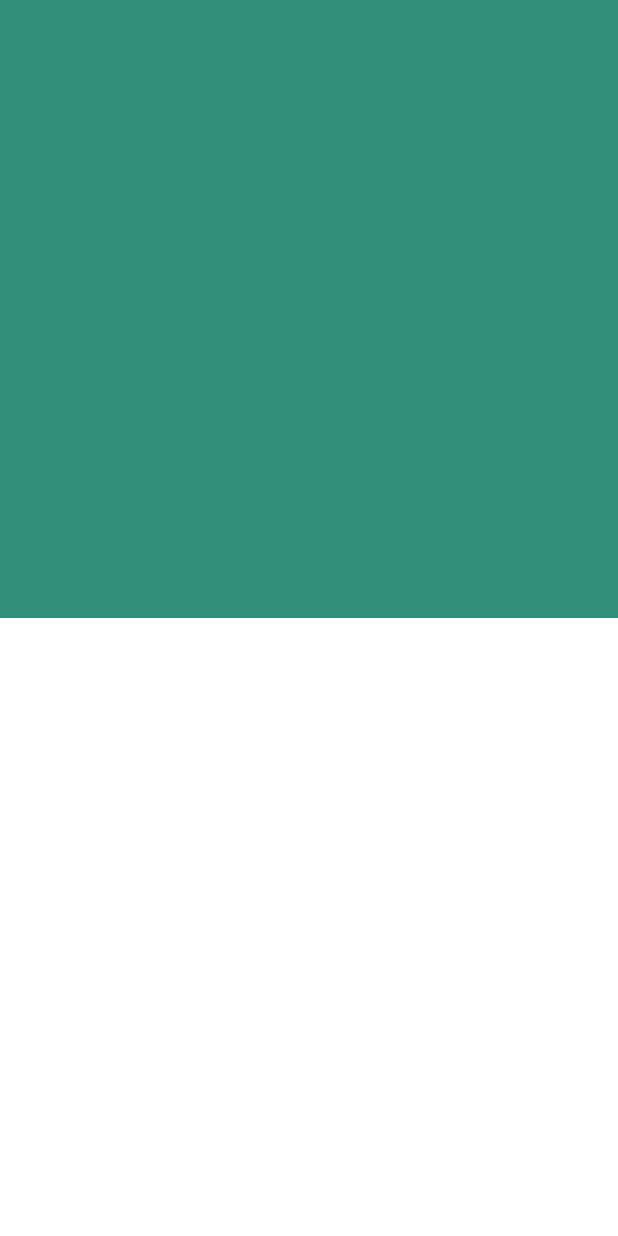
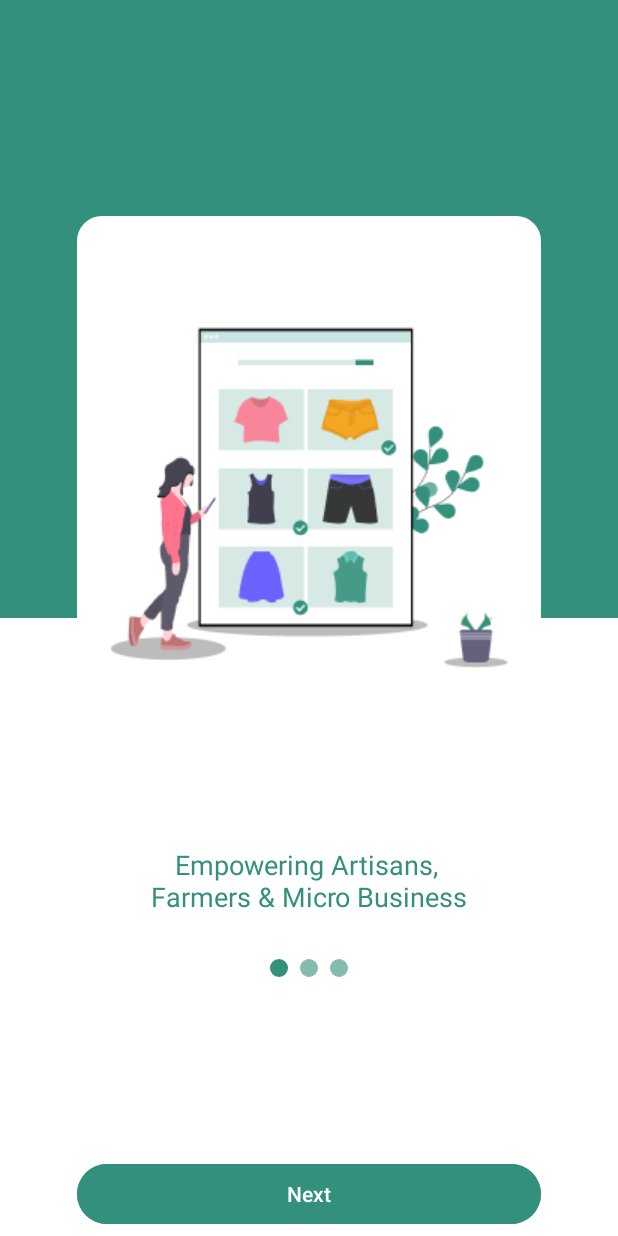
Before and after one commit to nguyentienthanhe150825/Android-Headless-Commerce, an Android app: the screen it shows after launch (OnboardingActivity before the commit, OnboardingActivity_1 after it), on a phone screen of 412 x 824 dp. Run offline under Robolectric (Android 15) with nearby library versions, the phone set to English and light mode, and no system bars.

Commit message:
Onboarding Screen 1

```diff
--- a/app/src/main/AndroidManifest.xml
+++ b/app/src/main/AndroidManifest.xml
@@ -29,7 +29,7 @@
 <!--            </intent-filter>-->
         </activity>
 
-        <activity android:name=".OnboardingActivity"/>
+        <activity android:name=".OnboardingActivity_1"/>
     </application>
 
 </manifest>
--- a/app/src/main/java/com/example/androidapp/OnboardingActivity.java
+++ b/app/src/main/java/com/example/androidapp/OnboardingActivity_1.java
@@ -5,11 +5,11 @@ import android.os.Bundle;
 import androidx.activity.EdgeToEdge;
 import androidx.appcompat.app.AppCompatActivity;
 
-public class OnboardingActivity extends AppCompatActivity {
+public class OnboardingActivity_1 extends AppCompatActivity {
     @Override
     protected void onCreate(Bundle savedInstanceState) {
         super.onCreate(savedInstanceState);
         EdgeToEdge.enable(this);
-        setContentView(R.layout.activity_onboarding);
+        setContentView(R.layout.activity_onboarding_1);
     }
 }
--- a/app/src/main/java/com/example/androidapp/SplashActivity.java
+++ b/app/src/main/java/com/example/androidapp/SplashActivity.java
@@ -17,7 +17,7 @@ public class SplashActivity extends AppCompatActivity {
         setContentView(R.layout.activity_splash);
 
         new Handler().postDelayed(() -> {
-            Intent intent = new Intent(SplashActivity.this, OnboardingActivity.class);
+            Intent intent = new Intent(SplashActivity.this, OnboardingActivity_1.class);
             startActivity(intent);
             finish(); // Đóng SplashActivity để không quay lại được
         }, SPLASH_DELAY);
--- /dev/null
+++ b/app/src/main/res/drawable/border_rounded.xml
@@ -0,0 +1,8 @@
+<?xml version="1.0" encoding="utf-8"?>
+<shape xmlns:android="http://schemas.android.com/apk/res/android">
+    <solid android:color="@color/white"/> <!-- Màu nền của View -->
+    <corners android:radius="16dp"/> <!-- Độ cong của các góc -->
+    <stroke
+        android:color="@color/white"
+        android:width="1dp"/> <!-- Màu và độ dày của viền -->
+</shape>
--- /dev/null
+++ b/app/src/main/res/drawable/dot_active.xml
@@ -0,0 +1,6 @@
+<?xml version="1.0" encoding="utf-8"?>
+<shape xmlns:android="http://schemas.android.com/apk/res/android"
+    android:shape="oval">
+    <solid android:color="#33907C" />
+    <size android:width="10dp" android:height="10dp" />
+</shape>
--- /dev/null
+++ b/app/src/main/res/drawable/dot_inactive.xml
@@ -0,0 +1,6 @@
+<?xml version="1.0" encoding="utf-8"?>
+<shape xmlns:android="http://schemas.android.com/apk/res/android"
+    android:shape="oval">
+    <solid android:color="#85BCB0" />
+    <size android:width="10dp" android:height="10dp" />
+</shape>
--- a/app/src/main/res/layout/activity_onboarding.xml
+++ /dev/null
@@ -1,23 +0,0 @@
-<?xml version="1.0" encoding="utf-8"?>
-<androidx.constraintlayout.widget.ConstraintLayout xmlns:android="http://schemas.android.com/apk/res/android"
-    xmlns:app="http://schemas.android.com/apk/res-auto"
-    xmlns:tools="http://schemas.android.com/tools"
-    android:id="@+id/onboarding_1"
-    android:layout_width="match_parent"
-    android:layout_height="match_parent"
-    android:background="#33907C">
-
-    <!-- Vùng trắng phía dưới hình -->
-    <View
-        android:id="@+id/whiteBackground"
-        android:layout_width="0dp"
-        android:layout_height="0dp"
-        android:background="@android:color/white"
-        app:layout_constraintHeight_percent="0.5"
-        app:layout_constraintBottom_toBottomOf="parent"
-        app:layout_constraintEnd_toEndOf="parent"
-        app:layout_constraintHorizontal_bias="1.0"
-        app:layout_constraintStart_toStartOf="parent" />
-
-
-</androidx.constraintlayout.widget.ConstraintLayout>
--- /dev/null
+++ b/app/src/main/res/layout/activity_onboarding_1.xml
@@ -0,0 +1,114 @@
+<?xml version="1.0" encoding="utf-8"?>
+<androidx.constraintlayout.widget.ConstraintLayout xmlns:android="http://schemas.android.com/apk/res/android"
+    xmlns:app="http://schemas.android.com/apk/res-auto"
+    xmlns:tools="http://schemas.android.com/tools"
+    android:id="@+id/onboarding_1"
+    android:layout_width="match_parent"
+    android:layout_height="match_parent"
+    android:background="#33907C">
+
+    <!-- Vùng trắng phía dưới hình -->
+
+    <!-- Ảnh bên trong vùng trắng -->
+
+    <View
+        android:id="@+id/whiteBackground"
+        android:layout_width="0dp"
+        android:layout_height="0dp"
+        android:background="@android:color/white"
+        app:layout_constraintBottom_toBottomOf="parent"
+        app:layout_constraintEnd_toEndOf="parent"
+        app:layout_constraintHeight_percent="0.5"
+        app:layout_constraintHorizontal_bias="0.0"
+        app:layout_constraintStart_toStartOf="parent" />
+
+    <View
+        android:id="@+id/view_image"
+        android:layout_width="0dp"
+        android:layout_height="0dp"
+        android:layout_marginTop="144dp"
+        android:background="@drawable/border_rounded"
+        app:layout_constraintEnd_toEndOf="parent"
+        app:layout_constraintHeight_percent="0.5"
+        app:layout_constraintStart_toStartOf="parent"
+        app:layout_constraintTop_toTopOf="parent"
+        app:layout_constraintWidth_percent="0.75" />
+
+    <ImageView
+        android:id="@+id/imageView4"
+        android:layout_width="282dp"
+        android:layout_height="282dp"
+        android:layout_marginTop="36dp"
+        android:scaleType="centerInside"
+        app:layout_constraintEnd_toEndOf="@+id/view_image"
+        app:layout_constraintHorizontal_bias="0.478"
+        app:layout_constraintStart_toStartOf="@+id/view_image"
+        app:layout_constraintTop_toTopOf="@+id/view_image"
+        app:srcCompat="@drawable/onboarding_1" />
+
+    <!-- Text -->
+
+    <TextView
+        android:id="@+id/textView"
+        android:layout_width="258dp"
+        android:layout_height="50dp"
+        android:layout_marginTop="8dp"
+        android:text="Empowering Artisans, \nFarmers &amp; Micro Business"
+        android:textAlignment="center"
+        android:textColor="#33907C"
+        android:textSize="18sp"
+        app:layout_constraintEnd_toEndOf="parent"
+        app:layout_constraintHorizontal_bias="0.5"
+        app:layout_constraintStart_toStartOf="parent"
+        app:layout_constraintTop_toBottomOf="@+id/view_image" />
+
+    <!-- Dot -->
+
+    <LinearLayout
+        android:id="@+id/dotsLayout"
+        android:layout_width="wrap_content"
+        android:layout_height="wrap_content"
+        android:orientation="horizontal"
+        app:layout_constraintEnd_toEndOf="parent"
+        app:layout_constraintHorizontal_bias="0.5
+"       android:layout_marginTop="25dp"
+        app:layout_constraintStart_toStartOf="parent"
+        app:layout_constraintTop_toBottomOf="@+id/textView">
+
+        <!-- Dot Active -->
+        <View
+            android:layout_width="12dp"
+            android:layout_height="12dp"
+            android:layout_marginEnd="8dp"
+            android:background="@drawable/dot_active" />
+
+        <!-- Dot Inactive -->
+        <View
+            android:layout_width="12dp"
+            android:layout_height="12dp"
+            android:layout_marginEnd="8dp"
+            android:background="@drawable/dot_inactive" />
+
+        <!-- Dot Inactive -->
+        <View
+            android:layout_width="12dp"
+            android:layout_height="12dp"
+            android:background="@drawable/dot_inactive" />
+
+    </LinearLayout>
+
+    <Button
+        android:id="@+id/button"
+        android:layout_width="0dp"
+        android:layout_height="wrap_content"
+        android:layout_marginBottom="4dp"
+        android:backgroundTint="#33907C"
+        android:text="Next"
+        android:textColor="@color/white"
+        app:layout_constraintBottom_toBottomOf="parent"
+        app:layout_constraintEnd_toEndOf="parent"
+        app:layout_constraintStart_toStartOf="parent"
+        app:layout_constraintWidth_percent="0.75" />
+
+
+</androidx.constraintlayout.widget.ConstraintLayout>
```
Also changed, not shown: app/src/main/res/drawable/onboarding_1.png (added).
